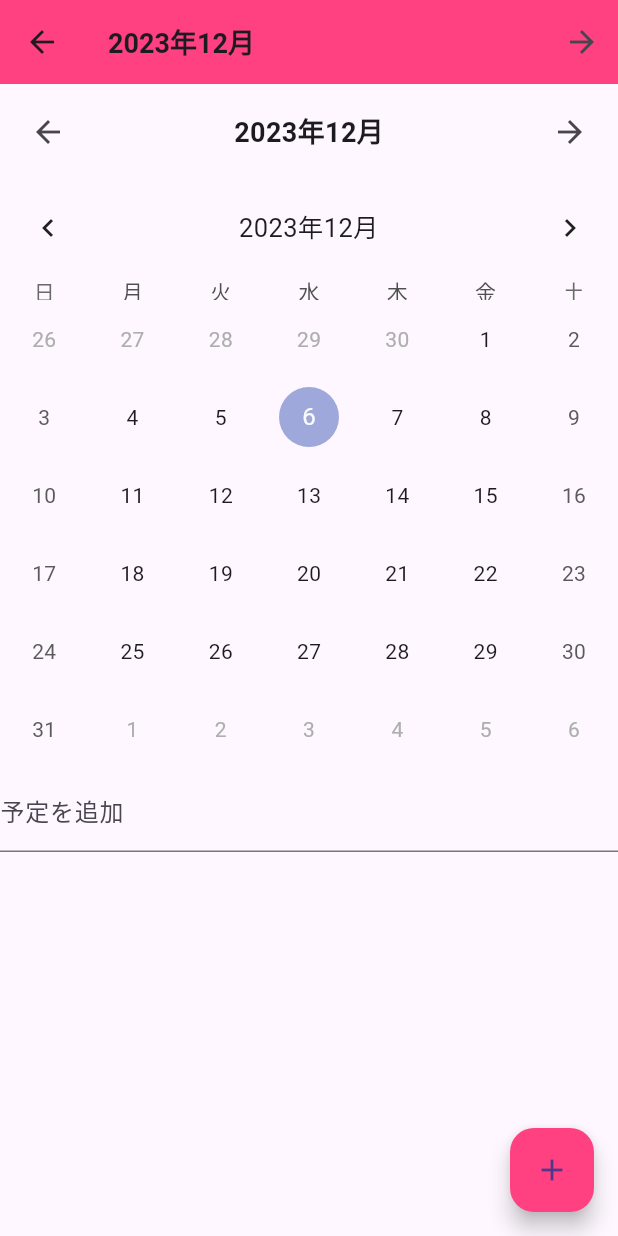
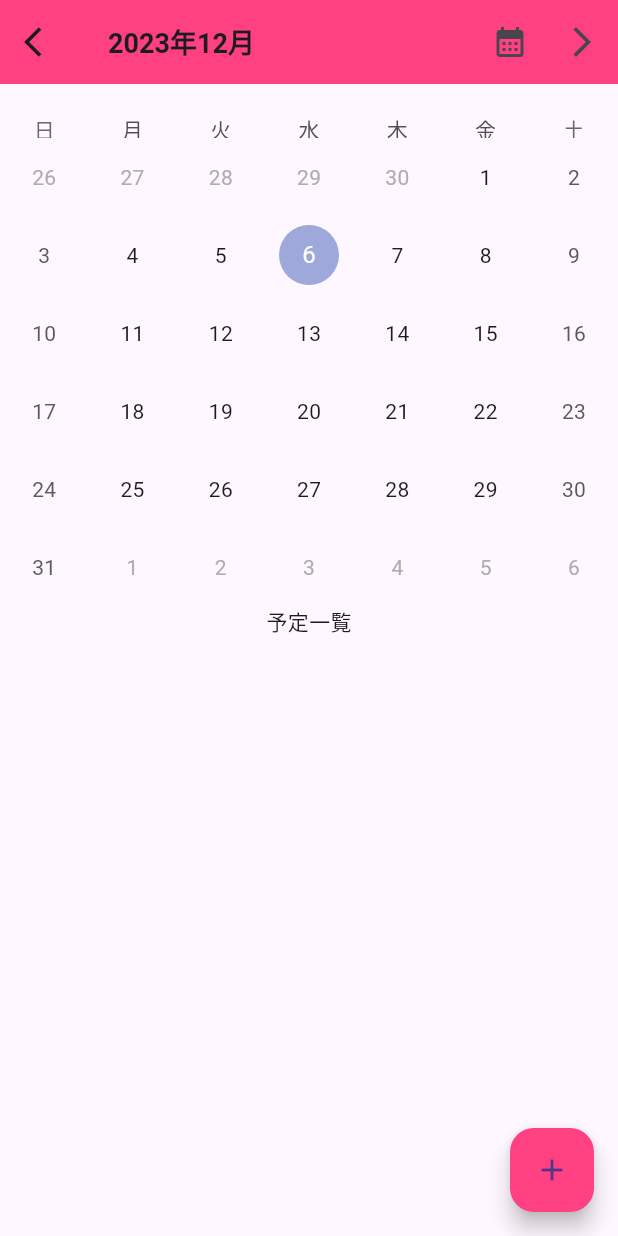
Before and after one commit to kame22max/calendar, a Flutter app: the screen it shows after launch, on a phone screen of 412 x 824 dp. Run offline on Flutter 3.47's test engine with Material 3 defaults, Android fonts, the phone set to English and light mode, and no system bars; drawn by our look-alikes of table_calendar.

Commit message:
日時の追加

```diff
--- a/lib/my_home_page.dart
+++ b/lib/my_home_page.dart
@@ -11,13 +11,15 @@ class MyHomePage extends StatefulWidget {
 }
 
 class _MyHomePageState extends State<MyHomePage> {
-  late TextEditingController _eventController;
+  late CalendarFormat _calendarFormat;
+  late DateTime _focusedDay;
   late DateTime _selectedDay;
 
   @override
   void initState() {
     super.initState();
-    _eventController = TextEditingController();
+    _calendarFormat = CalendarFormat.month;
+    _focusedDay = DateTime.now();
     _selectedDay = DateTime.now(); // 初期化を追加
   }
 
@@ -29,7 +31,7 @@ class _MyHomePageState extends State<MyHomePage> {
       child: Scaffold(
         appBar: AppBar(
           leading: IconButton(
-            icon: Icon(Icons.arrow_back),
+            icon: Icon(Icons.arrow_back_ios),
             onPressed: () {
               setState(() {
                 _selectedDay = _selectedDay.subtract(Duration(days: 30));
@@ -38,13 +40,20 @@ class _MyHomePageState extends State<MyHomePage> {
             },
           ),
           backgroundColor: Colors.pinkAccent,
-          title: Text(
-            DateFormat.yMMMM('ja_JP').format(_selectedDay),
-            style: TextStyle(fontSize: 18, fontWeight: FontWeight.bold),
+          title: Align(
+            alignment: Alignment.bottomLeft,
+            child: Text(
+              DateFormat.yMMMM('ja_JP').format(_selectedDay),
+              style: TextStyle(fontSize: 18, fontWeight: FontWeight.bold),
+            ),
           ),
           actions: [
             IconButton(
-              icon: Icon(Icons.arrow_forward),
+              onPressed: () {},
+              icon: Icon(Icons.calendar_month),
+            ),
+            IconButton(
+              icon: Icon(Icons.arrow_forward_ios),
               onPressed: () {
                 setState(() {
                   _selectedDay = _selectedDay.add(Duration(days: 30));
@@ -52,34 +61,43 @@ class _MyHomePageState extends State<MyHomePage> {
                 });
               },
             ),
+
           ],
         ),
         body: Column(
           children: [
-            _buildCalendarHeader(),
+            SizedBox(
+              height: 20,
+            ),
+            // _buildCalendarHeader(),
             TableCalendar(
-              headerVisible: true,
+              headerVisible: false,
               headerStyle: const HeaderStyle(
                 formatButtonVisible: false, //2weeksボタンの非表示
                 titleCentered: true,
               ),
               locale: 'ja_JP',
               // ロケールを日本語に設定
-              onDaySelected: (date, events) {
+
+              calendarFormat: _calendarFormat,
+              focusedDay: _focusedDay,
+              firstDay: DateTime.utc(2023, 1, 1),
+              lastDay: DateTime.utc(2025, 12, 31),
+              onFormatChanged: (format) {
                 setState(() {
-                  _selectedDay = date;
+                  _calendarFormat = format;
                 });
               },
-              firstDay: DateTime.utc(2023, 1, 1),
-              lastDay: DateTime.utc(2025, 12, 31),
-              focusedDay: DateTime.now(),
+              onDaySelected: (selectedDay, focusedDay) {
+                setState(() {
+                  _selectedDay = selectedDay;
+                  _focusedDay = focusedDay; // 更新することも可能
+                });
+              },
             ),
-            TextFormField(
-              controller: _eventController,
-              decoration: InputDecoration(labelText: '予定を追加'),
-            ),
-            SizedBox(height: 20),
+            Text('予定一覧'),
             Expanded(
+
               child: ListView.builder(
                 itemCount: eventProvider.events.length,
                 itemBuilder: (context, index) {
@@ -110,38 +128,7 @@ class _MyHomePageState extends State<MyHomePage> {
     );
   }
 
-  Widget _buildCalendarHeader() {
-    return Padding(
-      padding: const EdgeInsets.all(8.0),
-      child: Row(
-        mainAxisAlignment: MainAxisAlignment.spaceBetween,
-        children: [
-          IconButton(
-            icon: Icon(Icons.arrow_back),
-            onPressed: () {
-              setState(() {
-                _selectedDay = _selectedDay.subtract(Duration(days: 30));
-                // _controller.jumpToPage(_selectedDay);
-              });
-            },
-          ),
-          Text(
-            DateFormat.yMMMM('ja_JP').format(_selectedDay),
-            style: TextStyle(fontSize: 18, fontWeight: FontWeight.bold),
-          ),
-          IconButton(
-            icon: Icon(Icons.arrow_forward),
-            onPressed: () {
-              setState(() {
-                _selectedDay = _selectedDay.add(Duration(days: 30));
-                // _controller.jumpToPage(_selectedDay);
-              });
-            },
-          ),
-        ],
-      ),
-    );
-  }
+
 
 // void _showBottomSheet(BuildContext context) {
 //   showModalBottomSheet(
```
Also changed, not shown: lib/add_event_page.dart (+21 -24 lines).
